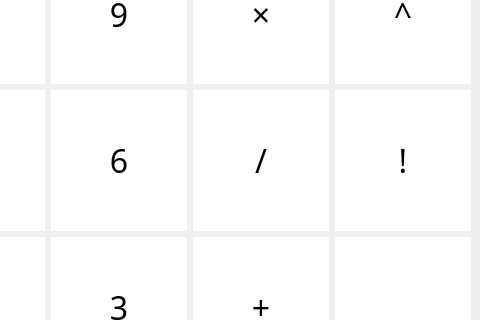
vojone/dumdumCalc, file src/mainwindow.ui: the form before one commit; both pictures show x 242 to 722 and y 429 to 749 of the 722 by 984 pixel window.
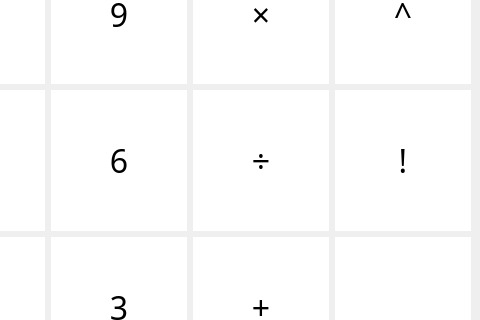
The form after the commit.

```diff
--- a/src/mainwindow.ui
+++ b/src/mainwindow.ui
@@ -564,7 +564,7 @@
          <locale language="English" country="UnitedStates"/>
         </property>
         <property name="text">
-         <string>/</string>
+         <string>÷</string>
         </property>
        </widget>
       </item>
```
